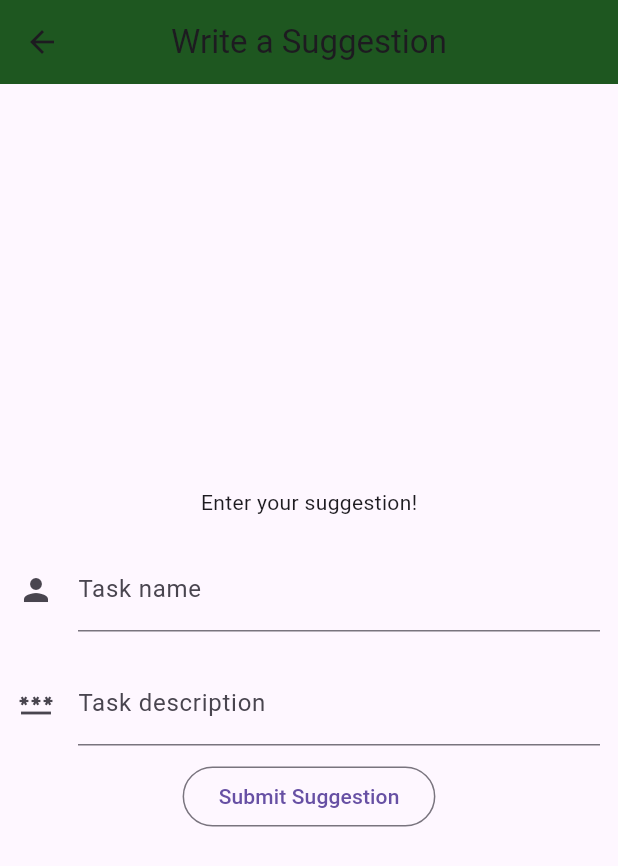
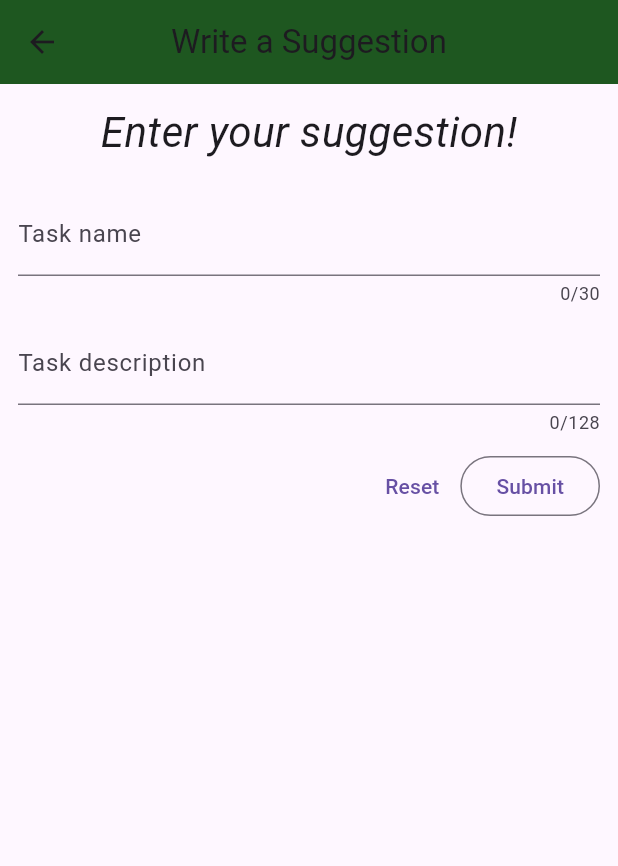
Before and after one commit to Maasmari/Muslim-Guide, a Flutter app: the WriteSuggestionScreen screen opened directly, on a phone screen of 412 x 824 dp. Shown: the top 866 px of the screen. Run offline on Flutter 3.47's test engine with Material 3 defaults, Android fonts, the phone set to English and light mode, and no system bars; our stand-ins replace adhan, firebase_auth, firebase_core, geolocator, hijri, scrollable_positioned_list and 2 more; accounts and stored records are empty; network calls fail.

Commit message:
Suggestion Submission now works

```diff
--- /dev/null
+++ b/muslim_guide/lib/models/suggestion.dart
@@ -0,0 +1,17 @@
+
+//enum TaskType { optional, compulsory }
+
+class Suggestion {
+  //final String id;
+  String taskName;
+  String taskDescription;
+
+  Suggestion({
+    //required this.id,
+    required this.taskName,
+    required this.taskDescription,
+
+  });
+}
+
+List<Suggestion> ListOfSuggestions = [];
--- a/muslim_guide/lib/screens/write_suggestion_screen.dart
+++ b/muslim_guide/lib/screens/write_suggestion_screen.dart
@@ -1,10 +1,32 @@
 import 'package:flutter/material.dart';
+import 'package:muslim_guide/models/suggestion.dart';
 
 class WriteSuggestionScreen extends StatelessWidget {
   const WriteSuggestionScreen({super.key});
 
   @override
   Widget build(context) {
+    var _enteredName = '';
+    var _enteredDescription = '';
+
+    final _formKey = GlobalKey<FormState>();
+
+    void showFlashError(BuildContext context, String message) {
+    ScaffoldMessenger.of(context).showSnackBar(
+      SnackBar(
+        content: Text(message),
+      ),
+    );
+  }
+
+    void _submitSuggestion() {
+      if(_formKey.currentState!.validate()) {
+      _formKey.currentState!.save();
+      ListOfSuggestions.add(Suggestion(taskName: _enteredName, taskDescription: _enteredDescription));
+      showFlashError(context, 'Your Suggestion has been submitted');
+      }
+    }
+
     return Scaffold(
         appBar: AppBar(
           title: const Text(
@@ -15,51 +37,67 @@ class WriteSuggestionScreen extends StatelessWidget {
         ),
         body: Center(
           child: Padding(
-            padding: const EdgeInsets.symmetric(horizontal: 12),
+            padding: const EdgeInsets.symmetric(horizontal: 12, vertical: 12),
+            child: Form(
+              key: _formKey,
               child: Column(
-              mainAxisSize: MainAxisSize.min,
                 children: [
                   const Text(
                     'Enter your suggestion!',
+                    style: TextStyle(fontSize: 28, fontStyle: FontStyle.italic),
                   ),
                   const SizedBox(height: 20),
                   TextFormField(
+                    maxLength: 30,
                     decoration: const InputDecoration(
-                    icon: Icon(Icons.person),
                       hintText: 'Enter the name of the task',
                       labelText: 'Task name',
                     ),
                     onSaved: (String? value) {
-                    // This optional block of code can be used to run
-                    // code when the user saves the form.
+                      _enteredName = value!;
                     },
                     validator: (String? value) {
-                    return (value != null) ? 'Enter a task name.' : null;
+                      if(value == null || value.isEmpty || value.trim().length <= 1 || value.trim().length > 30){
+                        return 'Enter a task name. Must be more than 2 characters';
+                      }
+                      return null;
                     },
                   ),
-                const SizedBox(height: 20),
+                  const SizedBox(height: 10),
                   TextFormField(
+                    maxLength: 128,
                     decoration: const InputDecoration(
-                    icon: Icon(Icons.password),
                       hintText: 'Enter the description of the task',
                       labelText: 'Task description',
                     ),
                     onSaved: (String? value) {
-                    // This optional block of code can be used to run
-                    // code when the user saves the form.
+                      _enteredDescription = value!;
                     },
                     validator: (String? value) {
-                    return (value != null)
-                        ? 'Enter a description of the task.'
-                        : null;
+                      if(value == null || value.isEmpty || value.trim().length < 8 || value.trim().length > 128){
+                        return 'Enter a task description. Must be more than 8 characters';
+                      }
+                      return null;
                     },
                   ),
                   const SizedBox(height: 10),
+                  Row(
+                    mainAxisAlignment: MainAxisAlignment.end,
+                    children: [
+                      TextButton(
+                        onPressed: () {
+                          _formKey.currentState!.reset();
+                        },
+                        child: const Text('Reset'),
+                      ),
                       OutlinedButton(
-                  onPressed: () {},
-                  child: const Text('Submit Suggestion'),
+                        onPressed: _submitSuggestion,
+                        child: const Text('Submit'),
                       ),
                     ],
+                  ),
+                ],
+              ),
             ),
           ),
         ));
```
Lines whose indentation alone changed are shown as unchanged.
